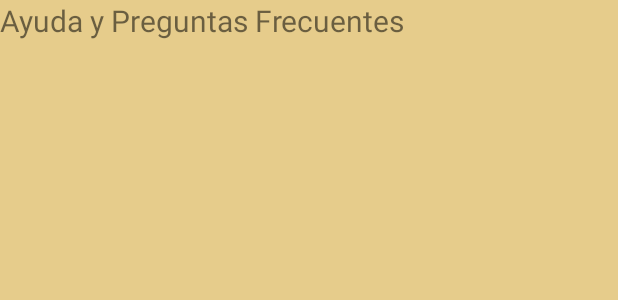
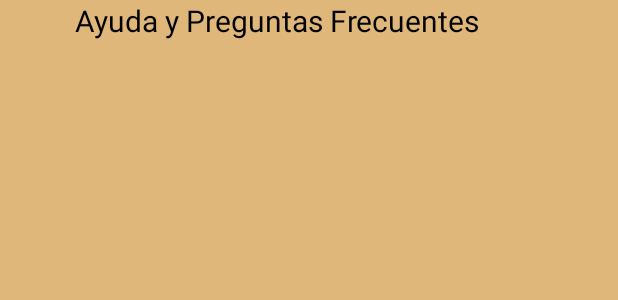
Before and after one commit to tam11796/TFGTami, an Android app: the layout fragment_ayuda.xml on its own in the app's theme, with its tools: preview values and no code run, on a phone screen of 412 x 824 dp. Shown: the top 300 px of the screen. Run offline under Robolectric (Android 15) with nearby library versions, the phone set to English and light mode, and no system bars.

```diff
--- /dev/null
+++ b/app/src/main/res/drawable/camion.xml
@@ -0,0 +1,13 @@
+<vector xmlns:android="http://schemas.android.com/apk/res/android"
+    android:width="24dp"
+    android:height="24dp"
+    android:viewportWidth="24"
+    android:viewportHeight="24"
+    android:tint="?attr/colorControlNormal">
+  <path
+      android:fillColor="@android:color/white"
+      android:pathData="M22.9,10.69l-1.44,-4.32C21.18,5.55 20.42,5 19.56,5H19V4c0,-0.55 -0.45,-1 -1,-1h-1c-0.55,0 -1,0.45 -1,1v1h-2c-1.1,0 -2,0.9 -2,2v4H1v5c0,1.1 0.9,2 2,2h1c0,1.66 1.34,3 3,3s3,-1.34 3,-3h4c0,1.66 1.34,3 3,3s3,-1.34 3,-3h3v-6.68C23,11.11 22.97,10.9 22.9,10.69zM7,19c-0.55,0 -1,-0.45 -1,-1s0.45,-1 1,-1s1,0.45 1,1S7.55,19 7,19zM17,19c-0.55,0 -1,-0.45 -1,-1s0.45,-1 1,-1s1,0.45 1,1S17.55,19 17,19zM14,11V7h5.56l1.33,4H14z"/>
+  <path
+      android:fillColor="@android:color/white"
+      android:pathData="M11,8.5h-1v-2h1V5H1v1.5h1v2H1V10h10V8.5zM5.25,8.5H3.5v-2h1.75V8.5zM8.5,8.5H6.75v-2H8.5V8.5z"/>
+</vector>
--- a/app/src/main/res/layout/activity_main.xml
+++ b/app/src/main/res/layout/activity_main.xml
@@ -7,6 +7,7 @@
     android:layout_height="match_parent"
     android:id="@+id/drawer_layout"
     android:fitsSystemWindows="true"
+    android:background="#DFB77B"
     tools:context=".MainActivity"
     tools:openDrawer="start"
 
@@ -18,7 +19,7 @@
         android:orientation="vertical">
 
         <androidx.appcompat.widget.Toolbar
-            android:layout_width="wrap_content"
+            android:layout_width="410dp"
             android:layout_height="?attr/actionBarSize"
             android:background="#DFB77B"
             android:id="@+id/toolbar"
@@ -38,6 +39,7 @@
         android:layout_width="wrap_content"
         android:layout_height="wrap_content"
         android:layout_gravity="start"
+        android:background="#DFB77B"
         android:id="@+id/nav_view"
         app:headerLayout="@layout/nav_header"
         app:menu="@menu/darwer_menu">
--- a/app/src/main/res/layout/fragment_ayuda.xml
+++ b/app/src/main/res/layout/fragment_ayuda.xml
@@ -2,15 +2,27 @@
 <RelativeLayout xmlns:android="http://schemas.android.com/apk/res/android"
     android:layout_width="match_parent"
     android:layout_height="match_parent"
-    android:background="#E6CC8B">
+    android:background="#DFB77B">
 
     <TextView
         android:layout_width="wrap_content"
         android:layout_height="wrap_content"
         android:text="Ayuda y Preguntas Frecuentes"
+        android:textColor="@color/black"
+        android:layout_marginLeft="50dp"
         android:textSize="20dp"
         >
 
     </TextView>
 
+    <TextView
+        android:id="@+id/textView"
+        android:layout_width="40dp"
+        android:layout_height="0dp"
+        android:layout_marginTop="120dp"
+        android:src="@drawable/camion"
+        android:textColor="@color/black"
+        android:textSize="20dp"></TextView>
+
+
 </RelativeLayout>
--- a/app/src/main/res/layout/fragment_nosotros.xml
+++ b/app/src/main/res/layout/fragment_nosotros.xml
@@ -2,12 +2,15 @@
 <RelativeLayout xmlns:android="http://schemas.android.com/apk/res/android"
     android:layout_width="match_parent"
     android:layout_height="match_parent"
-    android:background="#E6CC8B">
+    android:background="#DFB77B">
 
     <TextView
         android:layout_width="wrap_content"
         android:layout_height="wrap_content"
         android:text="Sobre Nosotros"
+        android:textColor="@color/black"
+        android:gravity="center"
+        android:layout_marginLeft="50dp"
         android:textSize="20dp"
         >
 
--- a/app/src/main/res/mipmap-anydpi-v26/ic_launcher_round.xml
+++ b/app/src/main/res/mipmap-anydpi-v26/ic_launcher_round.xml
@@ -1,5 +1,4 @@
 <?xml version="1.0" encoding="utf-8"?>
 <adaptive-icon xmlns:android="http://schemas.android.com/apk/res/android">
-    <background android:drawable="@drawable/ic_launcher_background" />
-    <foreground android:drawable="@drawable/ic_launcher_foreground" />
+    <background android:drawable="@drawable/ethi" />
 </adaptive-icon>
```
Also changed, not shown: app/src/main/res/layout/fragment_inicio.xml (+7 -5 lines), app/src/main/res/layout/fragment_perfil.xml (+6 -4 lines), app/src/main/res/layout/nav_header.xml (+8 -9 lines), app/src/main/res/drawable/ethi.png (added).
